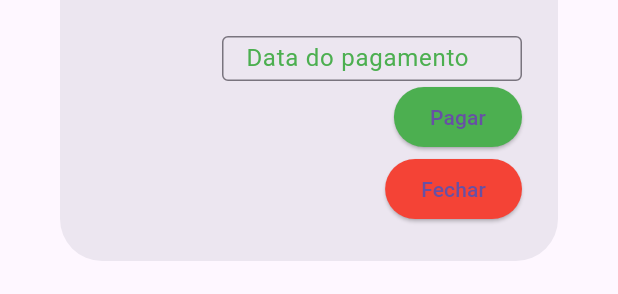
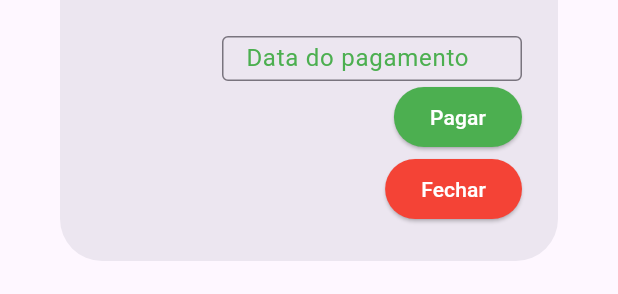
Before and after one commit to e-duarte/colonia, a Flutter app: the PaymentPage widget shown alone on an empty page, opened directly with sample values from the repository, on a phone screen of 412 x 824 dp. Shown: the part 939-1233 px from the top of the screen. Run offline on Flutter 3.47's test engine with Material 3 defaults, Android fonts, the phone set to English and light mode, and no system bars; our stand-ins replace brasil_fields, data_table_2, file_picker, get, open_filex, shared_preferences; missing offline and left inert: bitsdojo_window; accounts and stored records are empty; network calls fail.

Commit message:
Changing text elevated button and Window Size

```diff
--- a/lib/app/pages/payment_page.dart
+++ b/lib/app/pages/payment_page.dart
@@ -61,7 +61,10 @@ class _PaymentPageState extends State<PaymentPage> {
           style: ElevatedButton.styleFrom(
             backgroundColor: Colors.green,
           ),
-          child: const Text('Pagar'),
+          child: const Text(
+            'Pagar',
+            style: TextStyle(color: Colors.white),
+          ),
         ),
         const CloseButtonWidget()
       ],
--- a/lib/app/pages/pescador_edit_page.dart
+++ b/lib/app/pages/pescador_edit_page.dart
@@ -591,7 +591,8 @@ class _PescadorEditPageState extends State<PescadorEditPage> {
                         backgroundColor: Colors.orange,
                       ),
                       onPressed: () => _updatePescador(pescador),
-                      child: const Text('Atualizar'),
+                      child: const Text('Atualizar',
+                          style: TextStyle(color: Colors.white)),
                     ),
                   ),
                 ],
--- a/lib/app/pages/pescador_store_page.dart
+++ b/lib/app/pages/pescador_store_page.dart
@@ -686,7 +686,8 @@ class _StepControllerState extends State<StepController> {
                           backgroundColor: Colors.green,
                         ),
                         onPressed: widget.saveForm,
-                        child: const Text('salvar'),
+                        child: const Text('salvar',
+                            style: TextStyle(color: Colors.white)),
                       ),
                     ),
                   ),
@@ -701,7 +702,8 @@ class _StepControllerState extends State<StepController> {
                     ),
                     onPressed:
                         activeTab == widget.views.length - 1 ? null : nextView,
-                    child: const Text('Próximo'),
+                    child: const Text('Próximo',
+                        style: TextStyle(color: Colors.white)),
                   ),
                 )
               ],
--- a/lib/app/pages/settings_page.dart
+++ b/lib/app/pages/settings_page.dart
@@ -64,7 +64,7 @@ class _SettingState extends State<Setting> {
               }
             },
             style: ElevatedButton.styleFrom(backgroundColor: Colors.green),
-            child: const Text('Salvar'),
+            child: const Text('Salvar', style: TextStyle(color: Colors.white)),
           ),
         ],
       ),
--- a/lib/app/widgets/buttons.dart
+++ b/lib/app/widgets/buttons.dart
@@ -8,7 +8,10 @@ class CloseButtonWidget extends StatelessWidget {
     return ElevatedButton(
       onPressed: () => Navigator.pop(context),
       style: ElevatedButton.styleFrom(backgroundColor: Colors.red),
-      child: const Text('Fechar'),
+      child: const Text(
+        'Fechar',
+        style: TextStyle(color: Colors.white),
+      ),
     );
   }
 }
--- a/lib/app/widgets/dependente_table.dart
+++ b/lib/app/widgets/dependente_table.dart
@@ -112,7 +112,8 @@ class _DependenteTableState extends State<DependenteTable> {
                 backgroundColor: Colors.green,
               ),
               onPressed: _updateDependentes,
-              child: const Text('Adicionar'),
+              child: const Text('Adicionar',
+                  style: TextStyle(color: Colors.white)),
             ),
           ],
         ),
--- a/lib/app/widgets/report_widget.dart
+++ b/lib/app/widgets/report_widget.dart
@@ -80,7 +80,8 @@ class ReportWidget extends StatelessWidget {
                   OpenFilex.open(filePath);
                 },
                 style: ElevatedButton.styleFrom(backgroundColor: Colors.yellow),
-                child: const Text('abrir'),
+                child:
+                    const Text('abrir', style: TextStyle(color: Colors.white)),
               ),
           ],
         )
--- a/pubspec.yaml
+++ b/pubspec.yaml
@@ -24,6 +24,8 @@ dependencies:
   brasil_fields: ^1.14.1
   get: ^4.6.5
   shared_preferences: ^2.2.2
+  bitsdojo_window: ^0.1.6
+
 
 dev_dependencies:
   flutter_test:
```
Also changed, not shown: lib/app/app.dart (+7 -0 lines), lib/app/pages/home_page.dart (+8 -0 lines).
